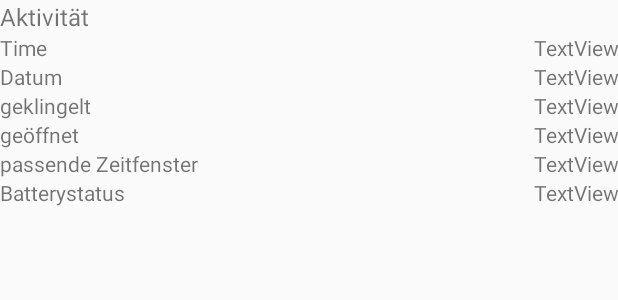
After one commit to rico001/Sesam, an Android app: the layout activity_item.xml on its own in the app's theme, with its tools: preview values and no code run, on a phone screen of 412 x 824 dp. The commit adds this screen. Shown: the top 300 px of the screen. Run offline under Robolectric (Android 15) with nearby library versions, the light colour scheme and no system bars.

Commit message:
add activityfeed fragment

```diff
--- a/app/src/main/java/com/example/eisen/sesam/ActivityWrapper.java
+++ b/app/src/main/java/com/example/eisen/sesam/ActivityWrapper.java
@@ -6,6 +6,9 @@ public class ActivityWrapper {
 
     private List<Activity> activityFeedList;
 
+    public ActivityWrapper() {
+        this.activityFeedList = null;
+    }
 
     public ActivityWrapper(List<Activity> activityFeedList) {
         this.activityFeedList = activityFeedList;
--- a/app/src/main/java/com/example/eisen/sesam/com/example/eisen/interfaces/IUpdatableFragment.java
+++ b/app/src/main/java/com/example/eisen/sesam/com/example/eisen/interfaces/IUpdatableFragment.java
@@ -1,4 +1,6 @@
 package com.example.eisen.sesam.com.example.eisen.interfaces;
+
+import android.view.View;
 
 public interface IUpdatableFragment {
 
--- /dev/null
+++ b/app/src/main/res/layout/activity_item.xml
@@ -0,0 +1,140 @@
+<?xml version="1.0" encoding="utf-8"?>
+<LinearLayout xmlns:android="http://schemas.android.com/apk/res/android"
+    xmlns:app="http://schemas.android.com/apk/res-auto"
+    xmlns:tools="http://schemas.android.com/tools"
+    android:id="@+id/activity_item"
+    android:layout_width="match_parent"
+    android:layout_height="wrap_content"
+    android:orientation="vertical">
+
+    <TextView
+        android:layout_width="match_parent"
+        android:layout_height="wrap_content"
+        android:text="Aktivität"
+        android:textSize="16sp" />
+
+    <LinearLayout
+        android:layout_width="match_parent"
+        android:layout_height="wrap_content"
+        android:orientation="horizontal">
+
+        <TextView
+            android:layout_width="1dp"
+            android:layout_height="wrap_content"
+            android:layout_weight="1"
+            android:text="Time" />
+
+        <TextView
+            android:id="@+id/textView_activity_time"
+            android:layout_width="wrap_content"
+            android:layout_height="wrap_content"
+            android:layout_weight="1"
+            android:text="TextView"
+            android:textAlignment="textEnd" />
+    </LinearLayout>
+
+    <LinearLayout
+        android:layout_width="match_parent"
+        android:layout_height="wrap_content"
+        android:orientation="horizontal">
+
+        <TextView
+            android:layout_width="1dp"
+            android:layout_height="wrap_content"
+            android:layout_weight="1"
+            android:text="Datum" />
+
+        <TextView
+            android:id="@+id/textView_activity_date"
+            android:layout_width="wrap_content"
+            android:layout_height="wrap_content"
+            android:layout_weight="1"
+            android:text="TextView"
+            android:textAlignment="textEnd" />
+    </LinearLayout>
+
+    <LinearLayout
+        android:layout_width="match_parent"
+        android:layout_height="wrap_content"
+        android:orientation="horizontal">
+
+        <TextView
+            android:layout_width="1dp"
+            android:layout_height="wrap_content"
+            android:layout_weight="1"
+            android:text="geklingelt" />
+
+        <TextView
+            android:id="@+id/textView_activity_ringNumber"
+            android:layout_width="wrap_content"
+            android:layout_height="wrap_content"
+            android:layout_weight="1"
+            android:text="TextView"
+            android:textAlignment="textEnd" />
+    </LinearLayout>
+
+    <LinearLayout
+        android:layout_width="match_parent"
+        android:layout_height="wrap_content"
+        android:orientation="horizontal">
+
+        <TextView
+            android:layout_width="1dp"
+            android:layout_height="wrap_content"
+            android:layout_weight="1"
+            android:text="geöffnet" />
+
+        <TextView
+            android:id="@+id/textView_activity_wasOpened"
+            android:layout_width="wrap_content"
+            android:layout_height="wrap_content"
+            android:layout_weight="1"
+            android:text="TextView"
+            android:textAlignment="textEnd" />
+    </LinearLayout>
+
+    <LinearLayout
+        android:layout_width="match_parent"
+        android:layout_height="wrap_content"
+        android:orientation="horizontal">
+
+        <TextView
+            android:layout_width="1dp"
+            android:layout_height="wrap_content"
+            android:layout_weight="1"
+            android:text="passende Zeitfenster" />
+
+        <TextView
+            android:id="@+id/textView_activity_openForTitles"
+            android:layout_width="wrap_content"
+            android:layout_height="wrap_content"
+            android:layout_weight="1"
+            android:text="TextView"
+            android:textAlignment="textEnd" />
+    </LinearLayout>
+
+    <LinearLayout
+        android:layout_width="match_parent"
+        android:layout_height="wrap_content"
+        android:orientation="horizontal">
+
+        <TextView
+            android:layout_width="1dp"
+            android:layout_height="wrap_content"
+            android:layout_weight="1"
+            android:text="Batterystatus" />
+
+        <TextView
+            android:id="@+id/textView_activity_batteryStatus"
+            android:layout_width="wrap_content"
+            android:layout_height="wrap_content"
+            android:layout_weight="1"
+            android:text="TextView"
+            android:textAlignment="textEnd" />
+    </LinearLayout>
+
+    <Space
+        android:layout_width="match_parent"
+        android:layout_height="11dp" />
+
+</LinearLayout>
--- a/app/src/main/res/menu/nav_items.xml
+++ b/app/src/main/res/menu/nav_items.xml
@@ -14,4 +14,8 @@
         android:id="@+id/nav_timewidows"
         android:icon="@drawable/baseline_access_time_black_24dp"
         android:title="Zeitfenster" />
+    <item
+        android:id="@+id/nav_activitiesfeed"
+        android:icon="@drawable/round_notes_black_24dp"
+        android:title="Aktivitäten" />
 </menu>
```
Also changed, not shown: app/src/main/java/com/example/eisen/sesam/ActivitiesFragment.java (added, +97 -0 lines), app/src/main/java/com/example/eisen/sesam/MainActivity.java (+7 -4 lines), app/src/main/java/com/example/eisen/sesam/com/example/eisen/interfaces/IActivitiesFeed.java (added, +12 -0 lines), app/src/main/res/layout/fragment_activities.xml (added, +54 -0 lines).
